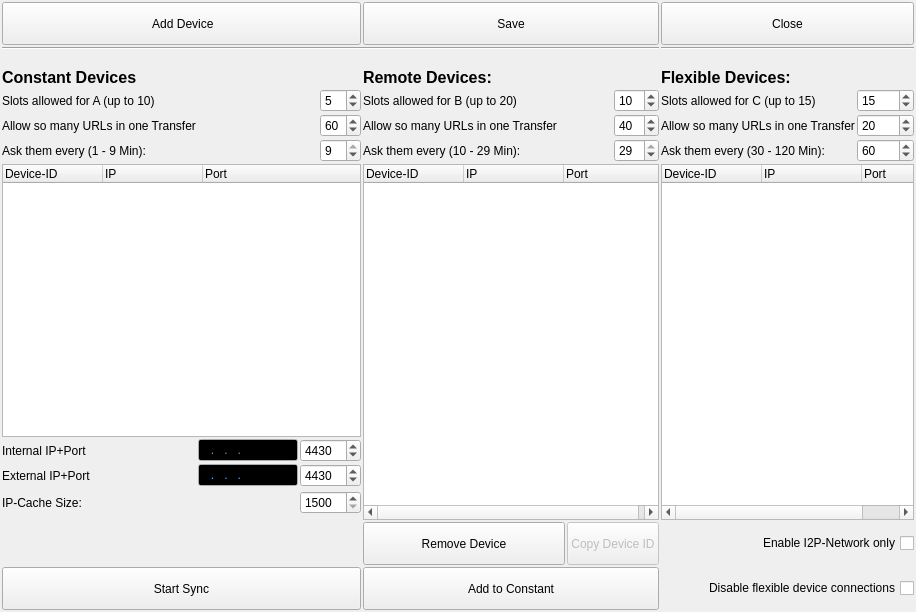
Qt form ui/connection-display.ui (berndhs/arado) before a commit.
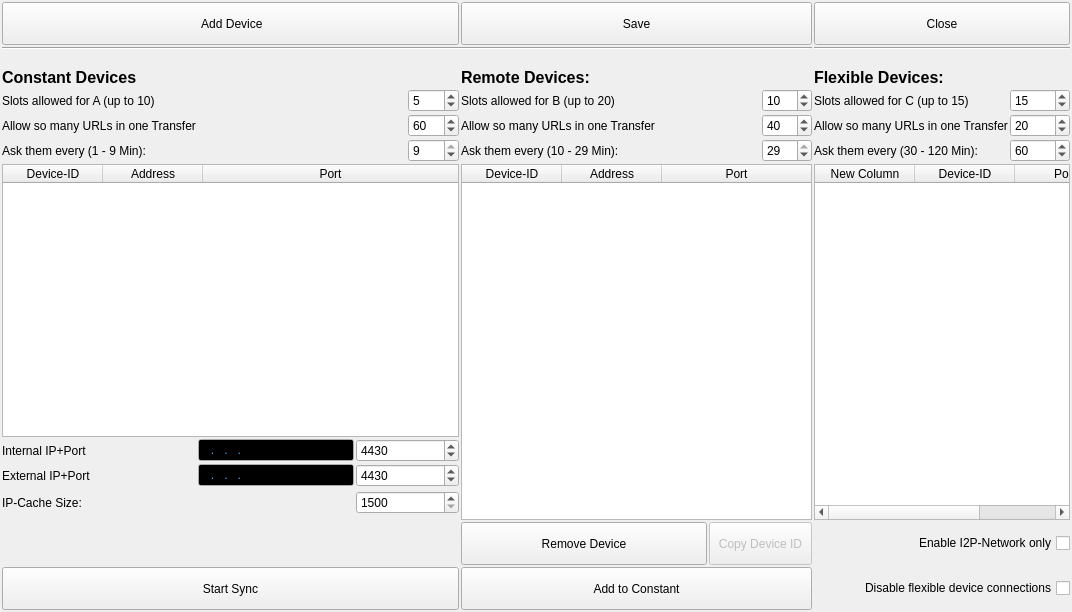
The same form after that commit. Icons and pictures are not drawn.

Commit message: display peers A and B

The edit to the form file:
```diff
--- a/ui/connection-display.ui
+++ b/ui/connection-display.ui
@@ -6,7 +6,7 @@
    <rect>
     <x>0</x>
     <y>0</y>
-    <width>916</width>
+    <width>1072</width>
     <height>612</height>
    </rect>
   </property>
@@ -120,72 +120,6 @@
      </property>
     </widget>
    </item>
-   <item row="8" column="0" colspan="6">
-    <widget class="QTreeWidget" name="treeWidget_A">
-     <attribute name="headerDefaultSectionSize">
-      <number>100</number>
-     </attribute>
-     <column>
-      <property name="text">
-       <string>Device-ID</string>
-      </property>
-     </column>
-     <column>
-      <property name="text">
-       <string>IP</string>
-      </property>
-     </column>
-     <column>
-      <property name="text">
-       <string>Port</string>
-      </property>
-     </column>
-    </widget>
-   </item>
-   <item row="8" column="6" rowspan="8" colspan="4">
-    <widget class="QTreeWidget" name="treeWidget_B">
-     <attribute name="headerDefaultSectionSize">
-      <number>100</number>
-     </attribute>
-     <column>
-      <property name="text">
-       <string>Device-ID</string>
-      </property>
-     </column>
-     <column>
-      <property name="text">
-       <string>IP</string>
-      </property>
-     </column>
-     <column>
-      <property name="text">
-       <string>Port</string>
-      </property>
-     </column>
-    </widget>
-   </item>
-   <item row="8" column="12" rowspan="8" colspan="2">
-    <widget class="QTreeWidget" name="treeWidget_C">
-     <attribute name="headerDefaultSectionSize">
-      <number>100</number>
-     </attribute>
-     <column>
-      <property name="text">
-       <string>Device-ID</string>
-      </property>
-     </column>
-     <column>
-      <property name="text">
-       <string>IP</string>
-      </property>
-     </column>
-     <column>
-      <property name="text">
-       <string>Port</string>
-      </property>
-     </column>
-    </widget>
-   </item>
    <item row="18" column="6" colspan="2">
     <widget class="QPushButton" name="pushButton_remove">
      <property name="minimumSize">
@@ -835,6 +769,72 @@
      </property>
     </widget>
    </item>
+   <item row="8" column="0" colspan="6">
+    <widget class="QTableWidget" name="tableWidget_A">
+     <attribute name="horizontalHeaderStretchLastSection">
+      <bool>true</bool>
+     </attribute>
+     <column>
+      <property name="text">
+       <string>Device-ID</string>
+      </property>
+     </column>
+     <column>
+      <property name="text">
+       <string>Address</string>
+      </property>
+     </column>
+     <column>
+      <property name="text">
+       <string>Port</string>
+      </property>
+     </column>
+    </widget>
+   </item>
+   <item row="8" column="6" rowspan="8" colspan="4">
+    <widget class="QTableWidget" name="tableWidget_B">
+     <attribute name="horizontalHeaderStretchLastSection">
+      <bool>true</bool>
+     </attribute>
+     <column>
+      <property name="text">
+       <string>Device-ID</string>
+      </property>
+     </column>
+     <column>
+      <property name="text">
+       <string>Address</string>
+      </property>
+     </column>
+     <column>
+      <property name="text">
+       <string>Port</string>
+      </property>
+     </column>
+    </widget>
+   </item>
+   <item row="8" column="12" rowspan="8" colspan="2">
+    <widget class="QTableWidget" name="tableWidget_C">
+     <attribute name="horizontalHeaderStretchLastSection">
+      <bool>true</bool>
+     </attribute>
+     <column>
+      <property name="text">
+       <string>New Column</string>
+      </property>
+     </column>
+     <column>
+      <property name="text">
+       <string>Device-ID</string>
+      </property>
+     </column>
+     <column>
+      <property name="text">
+       <string>Port</string>
+      </property>
+     </column>
+    </widget>
+   </item>
   </layout>
   <action name="actionAddServer">
    <property name="icon">
```
The commit also changes 5 other files.
